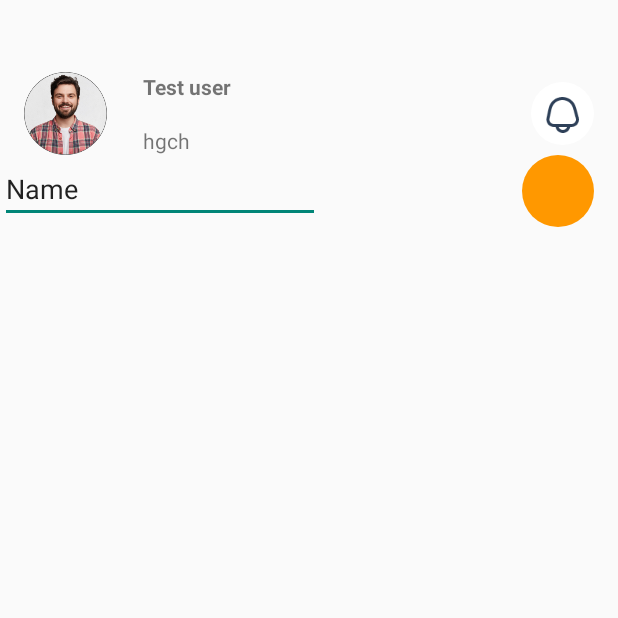
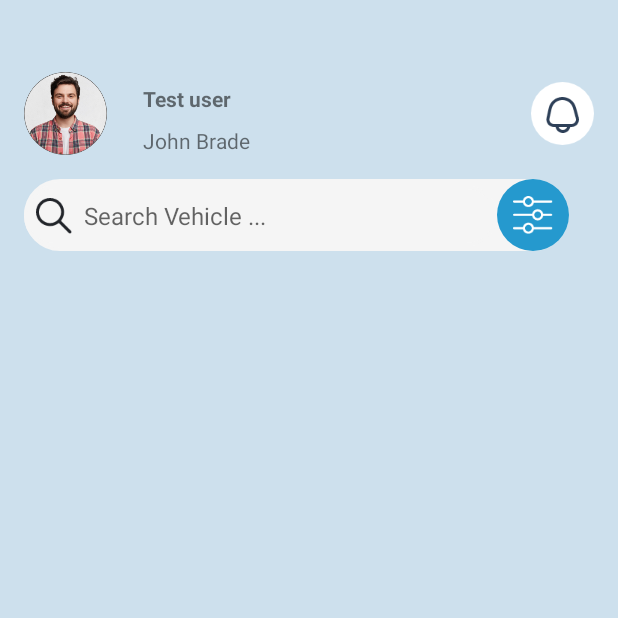
Before and after one commit to vidura-12/AutoTrade, an Android app built with Jetpack Compose: the MainActivity screen opened directly, with no data from a screen before it, on a phone screen of 412 x 824 dp, the top half of it. Run offline under Robolectric (Android 15) with nearby library versions, the phone set to English and light mode, and no system bars.

```diff
--- a/app/src/main/java/com/example/vehicleapp/introActivity.kt
+++ b/app/src/main/java/com/example/vehicleapp/introActivity.kt
@@ -17,5 +17,6 @@ class introActivity : AppCompatActivity() {
             val intent = Intent(this, introActivity2::class.java)
             startActivity(intent)
         }
+
     }
 }
--- a/app/src/main/java/com/example/vehicleapp/introActivity2.kt
+++ b/app/src/main/java/com/example/vehicleapp/introActivity2.kt
@@ -18,5 +18,6 @@ class introActivity2 : AppCompatActivity() {
             val intent = Intent(this, introActivity3::class.java)
             startActivity(intent)
         }
+
     }
 }
--- a/app/src/main/java/com/example/vehicleapp/introActivity3.kt
+++ b/app/src/main/java/com/example/vehicleapp/introActivity3.kt
@@ -9,8 +9,10 @@ import androidx.core.view.WindowInsetsCompat
 class introActivity3 : AppCompatActivity() {
     override fun onCreate(savedInstanceState: Bundle?) {
         super.onCreate(savedInstanceState)
+
+        setContentView(R.layout.activity_intro3)
+
         enableEdgeToEdge()
-        setContentView(R.layout.activity_intro3)
         ViewCompat.setOnApplyWindowInsetsListener(findViewById(R.id.main)) { v, insets ->
             val systemBars = insets.getInsets(WindowInsetsCompat.Type.systemBars())
             v.setPadding(systemBars.left, systemBars.top, systemBars.right, systemBars.bottom)
--- a/app/src/main/res/drawable/rounded_button.xml
+++ b/app/src/main/res/drawable/rounded_button.xml
@@ -1,8 +1,8 @@
 <?xml version="1.0" encoding="utf-8"?>
 <shape xmlns:android="http://schemas.android.com/apk/res/android">
-    <solid android:color="@color/colorAccent"/> <!-- Background color -->
-    <corners android:radius="16dp"/> <!-- Rounded corners -->
+    <solid android:color="@color/backgroundColorSecondary"/> <!-- Background color -->
+    <corners android:radius="50dp"/> <!-- Rounded corners -->
     <stroke
         android:width="2dp"
-        android:color="@color/buttonTextColorPrimary"/> <!-- Optional border color -->
+        android:color="@color/backgroundColorSecondary"/> <!-- Optional border color -->
 </shape>
--- a/app/src/main/res/layout/activity_intro.xml
+++ b/app/src/main/res/layout/activity_intro.xml
@@ -46,7 +46,6 @@
         android:background="@drawable/white_bg"
         android:text="Next"
         android:textColor="@color/textColorPrimary"
-
         android:textSize="20sp"
         android:textStyle="bold"
         app:layout_constraintBottom_toBottomOf="parent"
--- a/app/src/main/res/layout/activity_intro2.xml
+++ b/app/src/main/res/layout/activity_intro2.xml
@@ -58,7 +58,7 @@
         android:layout_marginEnd="24dp"
         android:layout_marginBottom="16dp"
         android:textColor="@color/textColorPrimary"
-        android:backgroundTint="@color/colorAccent"
+
         android:background="@drawable/white_bg"
         android:text="Get Started"
         android:textSize="20sp"
--- a/app/src/main/res/layout/activity_main.xml
+++ b/app/src/main/res/layout/activity_main.xml
@@ -5,7 +5,7 @@
     android:id="@+id/main"
     android:layout_width="match_parent"
     android:layout_height="match_parent"
-    tools:context=".ui.theme.MainActivity">
+    android:background="@color/colorPrimaryLight">
 
     <ScrollView
         android:layout_width="match_parent"
@@ -38,26 +38,25 @@
                     android:layout_height="wrap_content"
                     android:layout_marginStart="24dp"
                     android:layout_marginTop="36dp"
-                    android:text="hgch"
+                    android:text="John Brade"
                     app:layout_constraintStart_toEndOf="@+id/imageView"
+                    app:layout_constraintTop_toBottomOf="@+id/textView7"
+
                     app:layout_constraintTop_toTopOf="parent"
-
-                    app:layout_constraintTop_toBottomOf="@+id/textView7"
-                    app:layout_constraintVertical_bias="0.477"
                     tools:ignore="MissingConstraints,NotSibling" />
 
                 <TextView
                     android:id="@+id/textView8"
                     android:layout_width="wrap_content"
                     android:layout_height="wrap_content"
-                    android:layout_marginBottom="36dp"
+                    android:layout_marginBottom="28dp"
                     android:text="Test user"
                     android:textStyle="bold"
                     app:layout_constraintBaseline_toBottomOf="parent"
                     app:layout_constraintBottom_toBottomOf="parent"
                     app:layout_constraintEnd_toEndOf="@+id/textView7"
                     app:layout_constraintHorizontal_bias="0.0"
-                    app:layout_constraintStart_toStartOf="@+id/textView7"/>
+                    app:layout_constraintStart_toStartOf="@+id/textView7" />
 
                 <ImageView
                     android:id="@+id/imageView3"
@@ -71,31 +70,66 @@
             </androidx.constraintlayout.widget.ConstraintLayout>
 
             <androidx.constraintlayout.widget.ConstraintLayout
+                android:layout_width="363dp"
+                android:layout_height="match_parent"
+                android:layout_margin="16dp"
+
+                android:background="@drawable/rounded_button">
+
+                <EditText
+                    android:id="@+id/editTextText5"
+                    android:layout_width="0dp"
+                    android:layout_height="wrap_content"
+                    android:layout_marginBottom="3dp"
+                    android:drawablePadding="8dp"
+                    android:ems="10"
+                    android:hint="Search Vehicle ..."
+                    android:inputType="text"
+                    android:textSize="16dp"
+                    android:padding="8dp"
+                    android:background="@drawable/rounded_button"
+                    android:drawableStart="@drawable/search_icon"
+                    app:layout_constraintBottom_toBottomOf="parent"
+                    app:layout_constraintEnd_toStartOf="@+id/constraintLayout"
+                    app:layout_constraintHorizontal_bias="1.0"
+                    app:layout_constraintStart_toStartOf="parent"
+                    app:layout_constraintTop_toTopOf="parent"
+                    app:layout_constraintVertical_bias="1.0"
+                    tools:ignore="MissingConstraints" />
+
+                <androidx.constraintlayout.widget.ConstraintLayout
+                    android:id="@+id/constraintLayout"
+                    android:layout_width="48dp"
+                    android:layout_height="48dp"
+                    android:background="@drawable/black_oval_bg"
+                    app:layout_constraintBottom_toBottomOf="parent"
+                    app:layout_constraintEnd_toEndOf="parent"
+                    app:layout_constraintTop_toTopOf="parent"
+                    app:layout_constraintVertical_bias="0.0">
+
+                    <ImageView
+                        android:id="@+id/imageView4"
+                        android:layout_width="wrap_content"
+                        android:layout_height="wrap_content"
+                        app:layout_constraintBottom_toBottomOf="parent"
+                        app:layout_constraintEnd_toEndOf="parent"
+                        app:layout_constraintStart_toStartOf="parent"
+                        app:layout_constraintTop_toTopOf="parent"
+                        app:srcCompat="@drawable/settings" />
+
+                </androidx.constraintlayout.widget.ConstraintLayout>
+
+            </androidx.constraintlayout.widget.ConstraintLayout>
+
+            <androidx.constraintlayout.widget.ConstraintLayout
                 android:layout_width="match_parent"
                 android:layout_height="match_parent">
 
-                <EditText
-                    android:id="@+id/editTextText5"
-                    android:layout_width="wrap_content"
-                    android:layout_height="wrap_content"
-                    android:ems="10"
-                    android:inputType="text"
-                    android:text="Name"
-                    tools:layout_editor_absoluteX="16dp"
-                    tools:layout_editor_absoluteY="2dp"
-                    tools:ignore="MissingConstraints" />
+                <androidx.recyclerview.widget.RecyclerView
+                    android:layout_width="match_parent"
+                    android:layout_height="match_parent" />
+            </androidx.constraintlayout.widget.ConstraintLayout>
 
-                <androidx.constraintlayout.widget.ConstraintLayout
-                    android:layout_width="48dp"
-                    android:layout_height="48dp"
-                    android:layout_marginEnd="16dp"
-                    android:background="@drawable/black_oval_bg"
-                    app:layout_constraintBottom_toBottomOf="parent"
-                    app:layout_constraintEnd_toEndOf="parent"
-                    app:layout_constraintTop_toTopOf="parent">
-
-                </androidx.constraintlayout.widget.ConstraintLayout>
-            </androidx.constraintlayout.widget.ConstraintLayout>
         </LinearLayout>
     </ScrollView>
 </androidx.constraintlayout.widget.ConstraintLayout>
--- a/app/src/main/res/values/colors.xml
+++ b/app/src/main/res/values/colors.xml
@@ -1,7 +1,7 @@
 <?xml version="1.0" encoding="utf-8"?>
 <resources>
     <!-- Primary Colors -->
-    <color name="colorPrimaryLight">#003F6C</color> <!-- Darker Blue -->
+    <color name="colorPrimaryLight">#CDE0ED</color> <!-- Darker Blue -->
 
     <!-- Secondary Colors -->
     <color name="colorSecondary">#F5F5F5</color>
@@ -9,19 +9,19 @@
     <color name="colorSecondaryLight">#FFFFFF</color>
 
     <!-- Accent Colors -->
-    <color name="colorAccent">#FF9800</color>
+    <color name="colorAccent">#2599CE</color>
 
     <!-- Text Colors -->
-    <color name="textColorPrimary">#FFFFFF</color>
+    <color name="textColorPrimary">#333333</color>
     <color name="textColorSecondary">#212121</color>
     <color name="textColorAccent">#FF9800</color>
 
     <!-- Background Colors -->
-    <color name="backgroundColorprimary">#DEDEDE</color>
+    <color name="backgroundColorprimary">#929292</color>
     <color name="backgroundColorSecondary">#F5F5F5</color>
 
     <!-- Button Colors -->
     <color name="buttonTextColorPrimary">#FFFFFF</color>
-    <color name="buttonColorAccent">#FF9800</color>
+    <color name="buttonColorAccent">#2599CE</color>
     <color name="buttonTextColorAccent">#FFFFFF</color>
 </resources>
```
